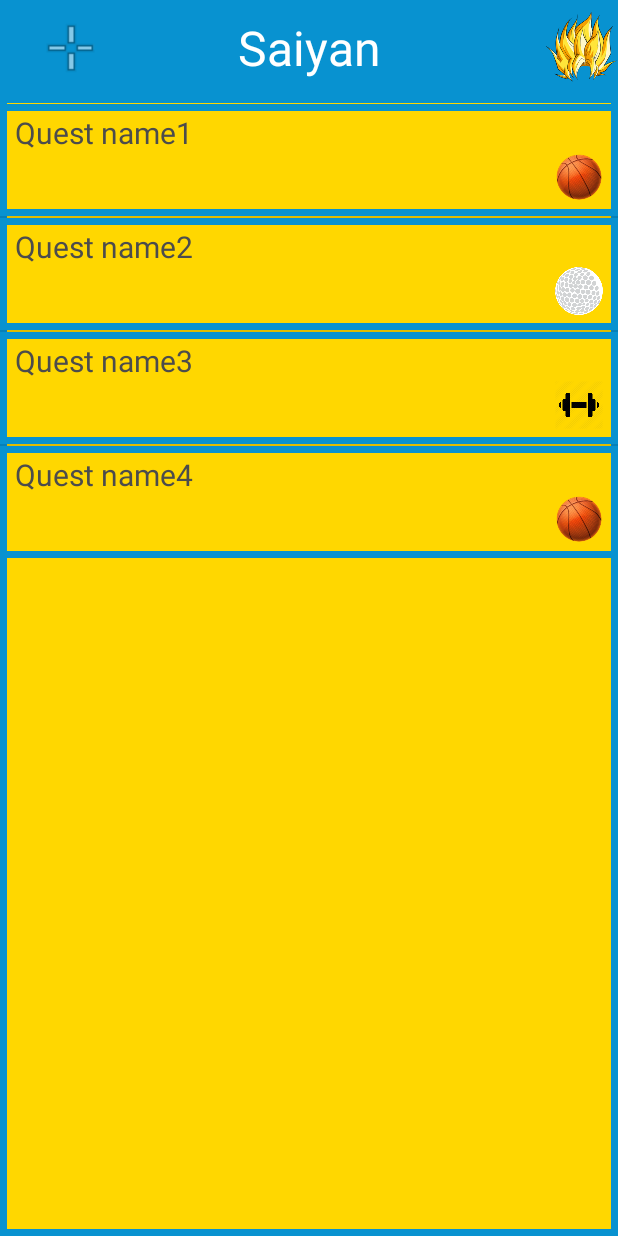
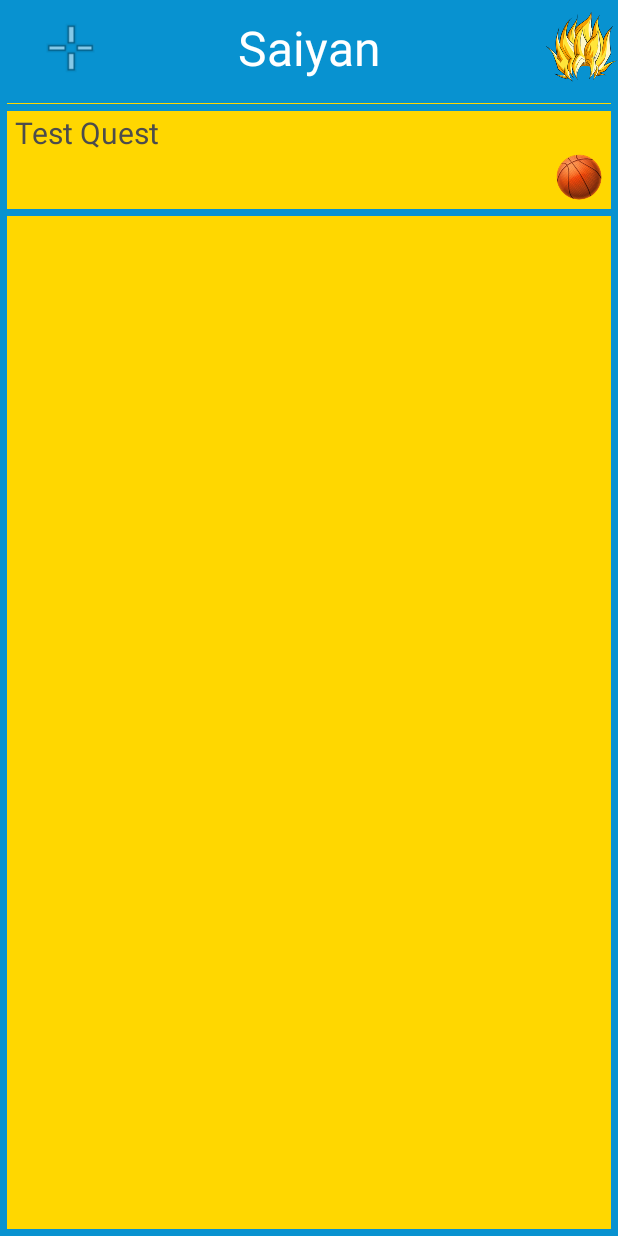
Before and after one commit to greeddiscient/Saiyan, an Android app: the screen it shows after launch (MainActivity), on a phone screen of 412 x 824 dp. Run offline under Robolectric (Android 15) with nearby library versions, the phone set to English and light mode, and no system bars.

```diff
--- a/app/build.gradle
+++ b/app/build.gradle
@@ -21,6 +21,7 @@ android {
 
 dependencies {
     compile fileTree(dir: 'libs', include: ['*.jar'])
+    compile 'com.google.code.gson:gson:2.3.1'
     testCompile 'junit:junit:4.12'
     compile 'com.android.support:appcompat-v7:23.4.0'
 }
--- a/app/src/main/java/com/example/djurus/saiyan/MainActivity.java
+++ b/app/src/main/java/com/example/djurus/saiyan/MainActivity.java
@@ -2,12 +2,18 @@ package com.example.djurus.saiyan;
 
 import android.app.ListActivity;
 import android.content.Intent;
+import android.content.SharedPreferences;
 import android.os.Bundle;
+import android.preference.PreferenceManager;
 import android.view.View;
 import android.widget.AdapterView;
 import android.widget.LinearLayout;
 import android.widget.ListView;
 
+import com.google.gson.Gson;
+import com.google.gson.reflect.TypeToken;
+
+import java.lang.reflect.Type;
 import java.util.ArrayList;
 
 public class MainActivity extends ListActivity {
@@ -19,14 +25,31 @@ public class MainActivity extends ListActivity {
         setContentView(R.layout.activity_main);
         LinearLayout questcontainer = (LinearLayout)findViewById(R.id.questcontainer);
 
-        Quest quest1 = new Quest("Quest name1", "basketball");
-        Quest quest2 = new Quest("Quest name2", "golf");
-        Quest quest3 = new Quest("Quest name3", "weights");
-        Quest quest4 = new Quest("Quest name4", "basketball");
+        Quest quest1 = new Quest("Test Quest", "basketball");
+//        Quest quest2 = new Quest("Quest name2", "golf");
+//        Quest quest3 = new Quest("Quest name3", "weights");
+//        Quest quest4 = new Quest("Quest name4", "basketball");
         questlist.add(quest1);
-        questlist.add(quest2);
-        questlist.add(quest3);
-        questlist.add(quest4);
+//        questlist.add(quest2);
+//        questlist.add(quest3);
+//        questlist.add(quest4);
+
+//        SharedPreferences appSharedPrefs = PreferenceManager.getDefaultSharedPreferences(this.getApplicationContext());
+//        SharedPreferences.Editor prefsEditor = appSharedPrefs.edit();
+//        Gson gson = new Gson();
+//        String jsonQuestList = gson.toJson(questlist);
+//        prefsEditor.putString("questlist", jsonQuestList);
+//        prefsEditor.commit();
+        SharedPreferences appSharedPrefs = PreferenceManager
+                .getDefaultSharedPreferences(this.getApplicationContext());
+        String jsonQuestList=appSharedPrefs.getString("questlist","");
+        Gson gson=new Gson();
+        Type type = new TypeToken<ArrayList<Quest>>(){}.getType();
+        questlist = gson.fromJson(jsonQuestList, type);
+        if (questlist==null){
+            questlist= new ArrayList<Quest>();
+            questlist.add(quest1);
+        }
 
         adapter = new MySimpleArrayAdapter(this, questlist);
         ListView list = (ListView) findViewById(android.R.id.list);
--- a/app/src/main/res/layout/activity_newquest.xml
+++ b/app/src/main/res/layout/activity_newquest.xml
@@ -51,6 +51,7 @@
             android:text="Quest Name"
             android:textSize="20dp"/>
         <EditText
+            android:id="@+id/questname"
             android:layout_marginTop="5dp"
             android:layout_width="match_parent"
             android:layout_height="wrap_content"
@@ -70,22 +71,26 @@
             android:layout_width="match_parent"
             android:layout_height="wrap_content">
             <ImageView
+                android:id="@+id/category0"
                 android:layout_width="32dp"
                 android:layout_height="32dp"
                 android:background="#0892D0"
                 android:src="@drawable/basketball"/>
             <ImageView
+                android:id="@+id/category1"
                 android:layout_marginLeft="10dp"
                 android:layout_width="32dp"
                 android:layout_height="32dp"
                 android:src="@drawable/golfball"/>
             <ImageView
+                android:id="@+id/category2"
                 android:layout_marginLeft="10dp"
                 android:layout_width="32dp"
                 android:layout_height="32dp"
                 android:src="@drawable/weights"/>
         </LinearLayout>
         <Button
+            android:id="@+id/savequest"
             android:layout_marginTop="20dp"
             android:layout_marginRight="10dp"
             android:layout_width="100dp"
```
Also changed, not shown: app/src/main/java/com/example/djurus/saiyan/NewQuestActivity.java (+86 -1 lines), app/src/main/java/com/example/djurus/saiyan/QuestDetailsActivity.java (+18 -11 lines), app/src/main/res/layout/activity_quest_details.xml (+8 -6 lines).
